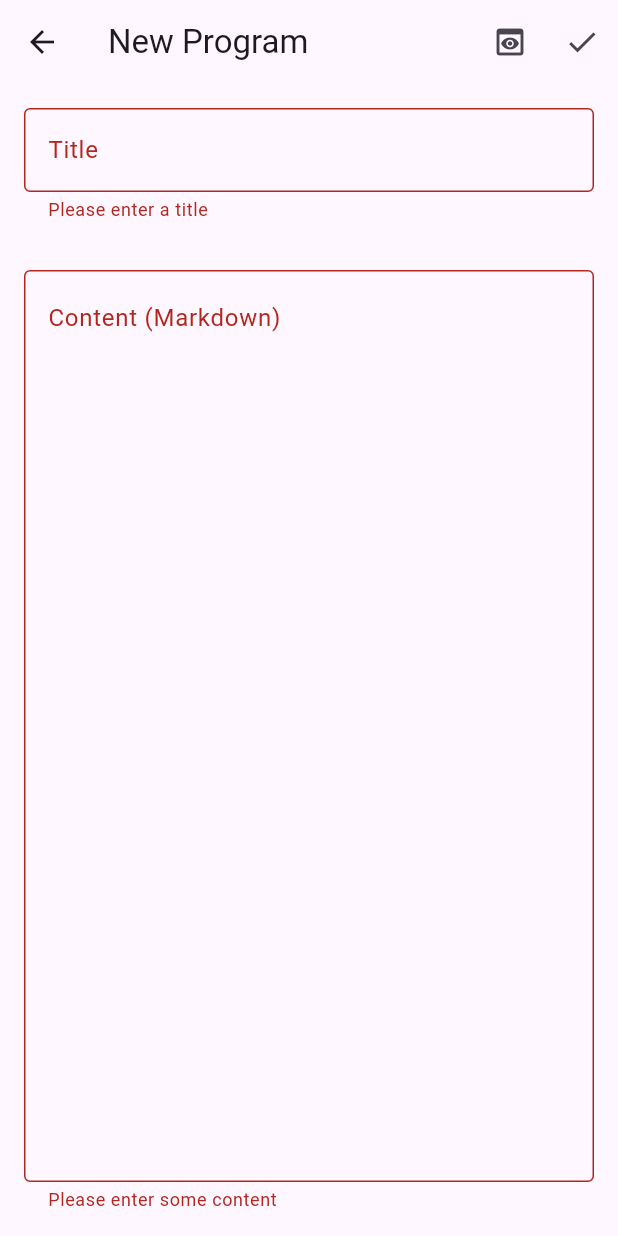
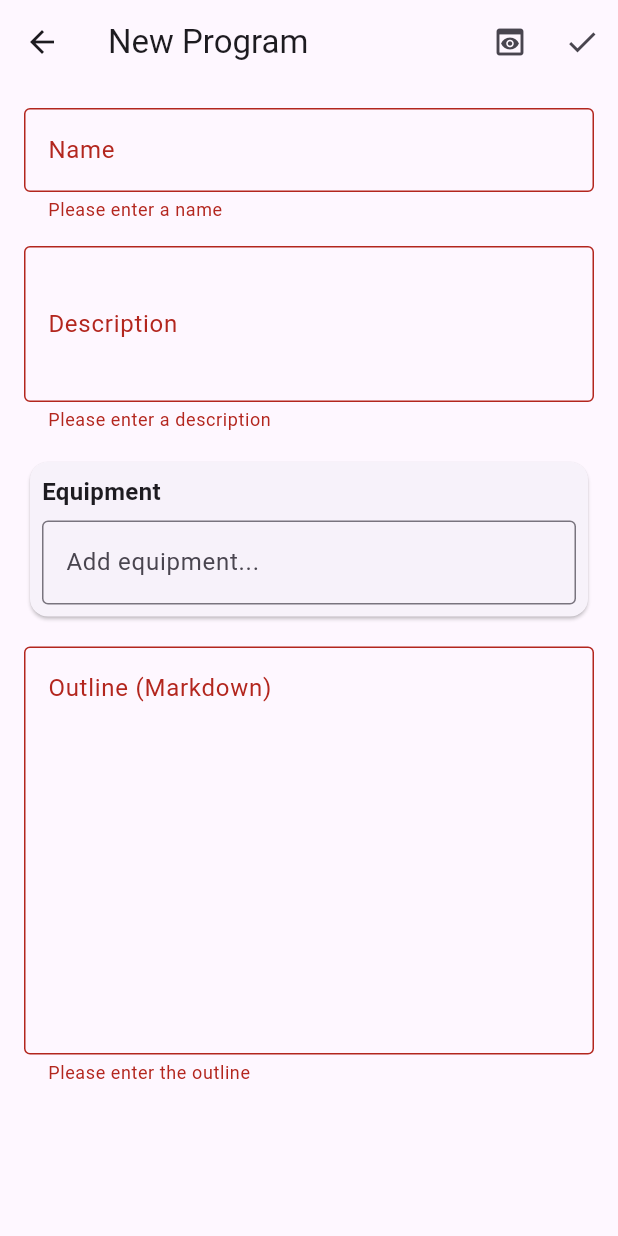
Before and after one commit to sazboxai/ai_video, a Flutter app: the EditRoutineProgramScreen screen opened directly with empty values, after a tap on the "check" icon, on a phone screen of 412 x 824 dp. Run offline on Flutter 3.47's test engine with Material 3 defaults, Android fonts, the light colour scheme and no system bars; our stand-ins replace cloud_firestore, cloud_functions, firebase_auth, firebase_core, firebase_storage, flutter_dotenv and 6 more; missing offline and left inert: imgly_editor, video_thumbnail; accounts and stored records are empty; generated files the repository leaves out were written again.

Commit message:
fixing routine program section

```diff
--- a/lib/features/trainer/models/location.dart
+++ b/lib/features/trainer/models/location.dart
@@ -6,7 +6,8 @@ class Location {
   final String name;
   final List<String> photoUrls;
   final List<String> equipment;
-  final List<RoutineProgram> routinePrograms;
+  final List<String> routineProgramIds;
+  final DateTime? lastEquipmentScanTime;
   final DateTime createdAt;
   final DateTime updatedAt;
 
@@ -16,11 +17,11 @@ class Location {
     required this.name,
     this.photoUrls = const [],
     this.equipment = const [],
-    this.routinePrograms = const [],
-    DateTime? createdAt,
-    DateTime? updatedAt,
-  })  : this.createdAt = createdAt ?? DateTime.now(),
-        this.updatedAt = updatedAt ?? DateTime.now();
+    this.routineProgramIds = const [],
+    this.lastEquipmentScanTime,
+    required this.createdAt,
+    required this.updatedAt,
+  });
 
   Map<String, dynamic> toJson() {
     return {
@@ -29,10 +30,20 @@ class Location {
       'name': name,
       'photoUrls': photoUrls,
       'equipment': equipment,
-      'routinePrograms': routinePrograms.map((program) => program.toJson()).toList(),
-      'createdAt': createdAt.toIso8601String(),
-      'updatedAt': updatedAt.toIso8601String(),
+      'routineProgramIds': routineProgramIds,
+      'lastEquipmentScanTime': lastEquipmentScanTime != null
+          ? Timestamp.fromDate(lastEquipmentScanTime!)
+          : null,
+      'createdAt': Timestamp.fromDate(createdAt),
+      'updatedAt': Timestamp.fromDate(updatedAt),
     };
+  }
+
+  static DateTime? _parseDateTime(dynamic value) {
+    if (value == null) return null;
+    if (value is Timestamp) return value.toDate();
+    if (value is String) return DateTime.parse(value);
+    return null;
   }
 
   factory Location.fromJson(Map<String, dynamic> json) {
@@ -40,17 +51,12 @@ class Location {
       locationId: json['locationId'] as String,
       trainerId: json['trainerId'] as String,
       name: json['name'] as String,
-      photoUrls: (json['photoUrls'] as List<dynamic>?)?.cast<String>() ?? [],
-      equipment: (json['equipment'] as List<dynamic>?)?.cast<String>() ?? [],
-      routinePrograms: (json['routinePrograms'] as List<dynamic>?)
-          ?.map((e) => RoutineProgram.fromJson(e as Map<String, dynamic>))
-          .toList() ?? [],
-      createdAt: json['createdAt'] != null
-          ? DateTime.parse(json['createdAt'] as String)
-          : null,
-      updatedAt: json['updatedAt'] != null
-          ? DateTime.parse(json['updatedAt'] as String)
-          : null,
+      photoUrls: List<String>.from(json['photoUrls'] ?? []),
+      equipment: List<String>.from(json['equipment'] ?? []),
+      routineProgramIds: List<String>.from(json['routineProgramIds'] ?? []),
+      lastEquipmentScanTime: _parseDateTime(json['lastEquipmentScanTime']),
+      createdAt: _parseDateTime(json['createdAt']) ?? DateTime.now(),
+      updatedAt: _parseDateTime(json['updatedAt']) ?? DateTime.now(),
     );
   }
 
@@ -60,7 +66,8 @@ class Location {
     String? name,
     List<String>? photoUrls,
     List<String>? equipment,
-    List<RoutineProgram>? routinePrograms,
+    List<String>? routineProgramIds,
+    DateTime? lastEquipmentScanTime,
     DateTime? createdAt,
     DateTime? updatedAt,
   }) {
@@ -70,66 +77,10 @@ class Location {
       name: name ?? this.name,
       photoUrls: photoUrls ?? this.photoUrls,
       equipment: equipment ?? this.equipment,
-      routinePrograms: routinePrograms ?? this.routinePrograms,
+      routineProgramIds: routineProgramIds ?? this.routineProgramIds,
+      lastEquipmentScanTime: lastEquipmentScanTime ?? this.lastEquipmentScanTime,
       createdAt: createdAt ?? this.createdAt,
       updatedAt: updatedAt ?? this.updatedAt,
     );
   }
 }
-
-class RoutineProgram {
-  final String programId;
-  final String title;
-  final String markdownContent;
-  final DateTime createdAt;
-  final DateTime updatedAt;
-
-  RoutineProgram({
-    required this.programId,
-    required this.title,
-    required this.markdownContent,
-    DateTime? createdAt,
-    DateTime? updatedAt,
-  })  : this.createdAt = createdAt ?? DateTime.now(),
-        this.updatedAt = updatedAt ?? DateTime.now();
-
-  Map<String, dynamic> toJson() {
-    return {
-      'programId': programId,
-      'title': title,
-      'markdownContent': markdownContent,
-      'createdAt': createdAt.toIso8601String(),
-      'updatedAt': updatedAt.toIso8601String(),
-    };
-  }
-
-  factory RoutineProgram.fromJson(Map<String, dynamic> json) {
-    return RoutineProgram(
-      programId: json['programId'] as String,
-      title: json['title'] as String,
-      markdownContent: json['markdownContent'] as String,
-      createdAt: json['createdAt'] != null
-          ? DateTime.parse(json['createdAt'] as String)
-          : null,
-      updatedAt: json['updatedAt'] != null
-          ? DateTime.parse(json['updatedAt'] as String)
-          : null,
-    );
-  }
-
-  RoutineProgram copyWith({
-    String? programId,
-    String? title,
-    String? markdownContent,
-    DateTime? createdAt,
-    DateTime? updatedAt,
-  }) {
-    return RoutineProgram(
-      programId: programId ?? this.programId,
-      title: title ?? this.title,
-      markdownContent: markdownContent ?? this.markdownContent,
-      createdAt: createdAt ?? this.createdAt,
-      updatedAt: updatedAt ?? this.updatedAt,
-    );
-  }
-}
--- /dev/null
+++ b/lib/features/trainer/models/routine_program.dart
@@ -0,0 +1,78 @@
+import 'package:cloud_firestore/cloud_firestore.dart';
+
+class RoutineProgram {
+  final String id;
+  final String trainerId;
+  final String name;
+  final String description;
+  final List<String> equipment;
+  final String outline;
+  final DateTime createdAt;
+  final DateTime updatedAt;
+
+  RoutineProgram({
+    required this.id,
+    required this.trainerId,
+    required this.name,
+    required this.description,
+    required this.equipment,
+    required this.outline,
+    required this.createdAt,
+    required this.updatedAt,
+  });
+
+  Map<String, dynamic> toMap() {
+    return {
+      'id': id,
+      'trainerId': trainerId,
+      'name': name,
+      'description': description,
+      'equipment': equipment,
+      'outline': outline,
+      'createdAt': Timestamp.fromDate(createdAt),
+      'updatedAt': Timestamp.fromDate(updatedAt),
+    };
+  }
+
+  static DateTime? _parseDateTime(dynamic value) {
+    if (value == null) return null;
+    if (value is Timestamp) return value.toDate();
+    if (value is String) return DateTime.parse(value);
+    return null;
+  }
+
+  factory RoutineProgram.fromMap(Map<String, dynamic> map, String documentId) {
+    return RoutineProgram(
+      id: documentId,
+      trainerId: map['trainerId'] ?? '',
+      name: map['name'] ?? '',
+      description: map['description'] ?? '',
+      equipment: List<String>.from(map['equipment'] ?? []),
+      outline: map['outline'] ?? '',
+      createdAt: _parseDateTime(map['createdAt']) ?? DateTime.now(),
+      updatedAt: _parseDateTime(map['updatedAt']) ?? DateTime.now(),
+    );
+  }
+
+  RoutineProgram copyWith({
+    String? id,
+    String? trainerId,
+    String? name,
+    String? description,
+    List<String>? equipment,
+    String? outline,
+    DateTime? createdAt,
+    DateTime? updatedAt,
+  }) {
+    return RoutineProgram(
+      id: id ?? this.id,
+      trainerId: trainerId ?? this.trainerId,
+      name: name ?? this.name,
+      description: description ?? this.description,
+      equipment: equipment ?? this.equipment,
+      outline: outline ?? this.outline,
+      createdAt: createdAt ?? this.createdAt,
+      updatedAt: updatedAt ?? this.updatedAt,
+    );
+  }
+}
--- a/lib/features/trainer/screens/edit_location_screen.dart
+++ b/lib/features/trainer/screens/edit_location_screen.dart
@@ -216,7 +216,7 @@ class _EditLocationScreenState extends State<EditLocationScreen> {
           name: _nameController.text,
           equipment: _selectedEquipment,
           photoUrls: _photoUrls,
-          routinePrograms: widget.location!.routinePrograms,
+          routineProgramIds: widget.location!.routineProgramIds,
         );
       }
       if (mounted) {
--- a/lib/features/trainer/screens/edit_routine_program_screen.dart
+++ b/lib/features/trainer/screens/edit_routine_program_screen.dart
@@ -1,7 +1,7 @@
 import 'package:flutter/material.dart';
 import 'package:flutter_markdown/flutter_markdown.dart';
-import '../models/location.dart';
-import '../services/location_service.dart';
+import '../models/routine_program.dart';
+import '../services/routine_program_service.dart';
 
 class EditRoutineProgramScreen extends StatefulWidget {
   final String locationId;
@@ -19,9 +19,11 @@ class EditRoutineProgramScreen extends StatefulWidget {
 
 class _EditRoutineProgramScreenState extends State<EditRoutineProgramScreen> {
   final _formKey = GlobalKey<FormState>();
-  final _titleController = TextEditingController();
-  final _contentController = TextEditingController();
-  final _locationService = LocationService();
+  final _nameController = TextEditingController();
+  final _descriptionController = TextEditingController();
+  final _outlineController = TextEditingController();
+  final _routineProgramService = RoutineProgramService();
+  final List<String> _selectedEquipment = [];
   bool _isLoading = false;
   bool _showPreview = false;
 
@@ -29,15 +31,18 @@ class _EditRoutineProgramScreenState extends State<EditRoutineProgramScreen> {
   void initState() {
     super.initState();
     if (widget.program != null) {
-      _titleController.text = widget.program!.title;
-      _contentController.text = widget.program!.markdownContent;
+      _nameController.text = widget.program!.name;
+      _descriptionController.text = widget.program!.description;
+      _outlineController.text = widget.program!.outline;
+      _selectedEquipment.addAll(widget.program!.equipment);
     }
   }
 
   @override
   void dispose() {
-    _titleController.dispose();
-    _contentController.dispose();
+    _nameController.dispose();
+    _descriptionController.dispose();
+    _outlineController.dispose();
     super.dispose();
   }
 
@@ -49,21 +54,21 @@ class _EditRoutineProgramScreenState extends State<EditRoutineProgramScreen> {
     try {
       if (widget.program == null) {
         // Create new program
-        await _locationService.addRoutineProgram(
-          widget.locationId,
-          _titleController.text,
-          _contentController.text,
+        await _routineProgramService.createRoutineProgram(
+          name: _nameController.text,
+          description: _descriptionController.text,
+          equipment: _selectedEquipment,
+          outline: _outlineController.text,
+          locationId: widget.locationId,
         );
       } else {
         // Update existing program
-        final updatedProgram = RoutineProgram(
-          programId: widget.program!.programId,
-          title: _titleController.text,
-          markdownContent: _contentController.text,
-        );
-        await _locationService.updateRoutineProgram(
-          widget.locationId,
-          updatedProgram,
+        await _routineProgramService.updateRoutineProgram(
+          id: widget.program!.id,
+          name: _nameController.text,
+          description: _descriptionController.text,
+          equipment: _selectedEquipment,
+          outline: _outlineController.text,
         );
       }
 
@@ -120,54 +125,123 @@ class _EditRoutineProgramScreenState extends State<EditRoutineProgramScreen> {
       ),
       body: Form(
         key: _formKey,
-        child: Column(
+        child: ListView(
+          padding: const EdgeInsets.all(16),
           children: [
-            Padding(
-              padding: const EdgeInsets.all(16),
-              child: TextFormField(
-                controller: _titleController,
+            TextFormField(
+              controller: _nameController,
               decoration: const InputDecoration(
-                  labelText: 'Title',
+                labelText: 'Name',
                 border: OutlineInputBorder(),
               ),
               validator: (value) {
                 if (value == null || value.isEmpty) {
-                    return 'Please enter a title';
+                  return 'Please enter a name';
                 }
                 return null;
               },
             ),
+            const SizedBox(height: 16),
+            TextFormField(
+              controller: _descriptionController,
+              decoration: const InputDecoration(
+                labelText: 'Description',
+                border: OutlineInputBorder(),
               ),
-            Expanded(
-              child: _showPreview
-                  ? Padding(
+              maxLines: 3,
+              validator: (value) {
+                if (value == null || value.isEmpty) {
+                  return 'Please enter a description';
+                }
+                return null;
+              },
+            ),
+            const SizedBox(height: 16),
+            Card(
+              child: Padding(
+                padding: const EdgeInsets.all(8.0),
+                child: Column(
+                  crossAxisAlignment: CrossAxisAlignment.start,
+                  children: [
+                    const Text(
+                      'Equipment',
+                      style: TextStyle(
+                        fontSize: 16,
+                        fontWeight: FontWeight.bold,
+                      ),
+                    ),
+                    const SizedBox(height: 8),
+                    Wrap(
+                      spacing: 8,
+                      children: _selectedEquipment
+                          .map((equipment) => Chip(
+                                label: Text(equipment),
+                                onDeleted: () {
+                                  setState(() {
+                                    _selectedEquipment.remove(equipment);
+                                  });
+                                },
+                              ))
+                          .toList(),
+                    ),
+                    TextFormField(
+                      decoration: const InputDecoration(
+                        hintText: 'Add equipment...',
+                        border: OutlineInputBorder(),
+                      ),
+                      onFieldSubmitted: (value) {
+                        if (value.isNotEmpty) {
+                          setState(() {
+                            _selectedEquipment.add(value);
+                          });
+                        }
+                      },
+                    ),
+                  ],
+                ),
+              ),
+            ),
+            const SizedBox(height: 16),
+            if (_showPreview)
+              Card(
+                child: Padding(
                   padding: const EdgeInsets.all(16),
-                      child: Markdown(
-                        data: _contentController.text,
+                  child: Column(
+                    crossAxisAlignment: CrossAxisAlignment.start,
+                    children: [
+                      const Text(
+                        'Preview',
+                        style: TextStyle(
+                          fontSize: 18,
+                          fontWeight: FontWeight.bold,
+                        ),
+                      ),
+                      const SizedBox(height: 16),
+                      MarkdownBody(
+                        data: _outlineController.text,
                         selectable: true,
                       ),
+                    ],
+                  ),
+                ),
               )
-                  : Padding(
-                      padding: const EdgeInsets.all(16),
-                      child: TextFormField(
-                        controller: _contentController,
+            else
+              TextFormField(
+                controller: _outlineController,
                 maxLines: null,
-                        expands: true,
-                        textAlignVertical: TextAlignVertical.top,
+                minLines: 10,
                 decoration: const InputDecoration(
-                          labelText: 'Content (Markdown)',
+                  labelText: 'Outline (Markdown)',
                   alignLabelWithHint: true,
                   border: OutlineInputBorder(),
                   hintText: 'Write your routine program using Markdown...',
                 ),
                 validator: (value) {
                   if (value == null || value.isEmpty) {
-                            return 'Please enter some content';
+                    return 'Please enter the outline';
                   }
                   return null;
                 },
-                      ),
-                    ),
               ),
           ],
         ),
--- a/lib/features/trainer/screens/locations_screen.dart
+++ b/lib/features/trainer/screens/locations_screen.dart
@@ -167,9 +167,9 @@ class LocationCard extends StatelessWidget {
                       }).toList(),
                     ),
                   ],
-                  if (location.routinePrograms.isNotEmpty)
+                  if (location.routineProgramIds.isNotEmpty)
                     Text(
-                      '${location.routinePrograms.length} Routine Programs',
+                      '${location.routineProgramIds.length} Routine Programs',
                       style: Theme.of(context).textTheme.bodyMedium,
                     ),
                 ],
--- /dev/null
+++ b/lib/features/trainer/services/routine_program_service.dart
@@ -0,0 +1,108 @@
+import 'package:cloud_firestore/cloud_firestore.dart';
+import 'package:firebase_auth/firebase_auth.dart';
+import '../models/routine_program.dart';
+
+class RoutineProgramService {
+  final FirebaseFirestore _firestore = FirebaseFirestore.instance;
+  final FirebaseAuth _auth = FirebaseAuth.instance;
+
+  // Create a new routine program
+  Future<RoutineProgram> createRoutineProgram({
+    required String name,
+    required String description,
+    required List<String> equipment,
+    required String outline,
+    required String locationId,
+  }) async {
+    final user = _auth.currentUser;
+    if (user == null) {
+      throw Exception('No authenticated user found');
+    }
+
+    final now = DateTime.now();
+
+    // Create the routine program document
+    final docRef = await _firestore.collection('routinePrograms').add({
+      'name': name,
+      'description': description,
+      'equipment': equipment,
+      'outline': outline,
+      'trainerId': user.uid,
+      'locationId': locationId,
+      'createdAt': now,
+      'updatedAt': now,
+    });
+
+    // Add the routine program ID to the location
+    await _firestore.collection('locations').doc(locationId).update({
+      'routineProgramIds': FieldValue.arrayUnion([docRef.id]),
+      'updatedAt': now,
+    });
+
+    // Return the created routine program
+    return RoutineProgram(
+      id: docRef.id,
+      trainerId: user.uid,
+      name: name,
+      description: description,
+      equipment: equipment,
+      outline: outline,
+      createdAt: now,
+      updatedAt: now,
+    );
+  }
+
+  // Get a routine program by ID
+  Future<RoutineProgram?> getRoutineProgram(String id) async {
+    final doc = await _firestore.collection('routinePrograms').doc(id).get();
+    if (!doc.exists) return null;
+    return RoutineProgram.fromMap(doc.data()!, doc.id);
+  }
+
+  // Get all routine programs for a location
+  Future<List<RoutineProgram>> getRoutineProgramsForLocation(String locationId) async {
+    final snapshot = await _firestore
+        .collection('routinePrograms')
+        .where('locationId', isEqualTo: locationId)
+        .get();
+
+    return snapshot.docs
+        .map((doc) => RoutineProgram.fromMap(doc.data(), doc.id))
+        .toList();
+  }
+
+  // Update a routine program
+  Future<void> updateRoutineProgram({
+    required String id,
+    String? name,
+    String? description,
+    List<String>? equipment,
+    String? outline,
+  }) async {
+    final user = _auth.currentUser;
+    if (user == null) {
+      throw Exception('No authenticated user found');
+    }
+
+    final updates = <String, dynamic>{
+      'updatedAt': DateTime.now(),
+    };
+
+    if (name != null) updates['name'] = name;
+    if (description != null) updates['description'] = description;
+    if (equipment != null) updates['equipment'] = equipment;
+    if (outline != null) updates['outline'] = outline;
+
+    await _firestore.collection('routinePrograms').doc(id).update(updates);
+  }
+
+  // Delete a routine program
+  Future<void> deleteRoutineProgram(String id) async {
+    final user = _auth.currentUser;
+    if (user == null) {
+      throw Exception('No authenticated user found');
+    }
+
+    await _firestore.collection('routinePrograms').doc(id).delete();
+  }
+}
```
Also changed, not shown: lib/features/trainer/screens/location_detail_screen.dart (+84 -33 lines), lib/features/trainer/services/location_service.dart (+44 -56 lines), 1 other file. Lines whose indentation alone changed are shown as unchanged.
